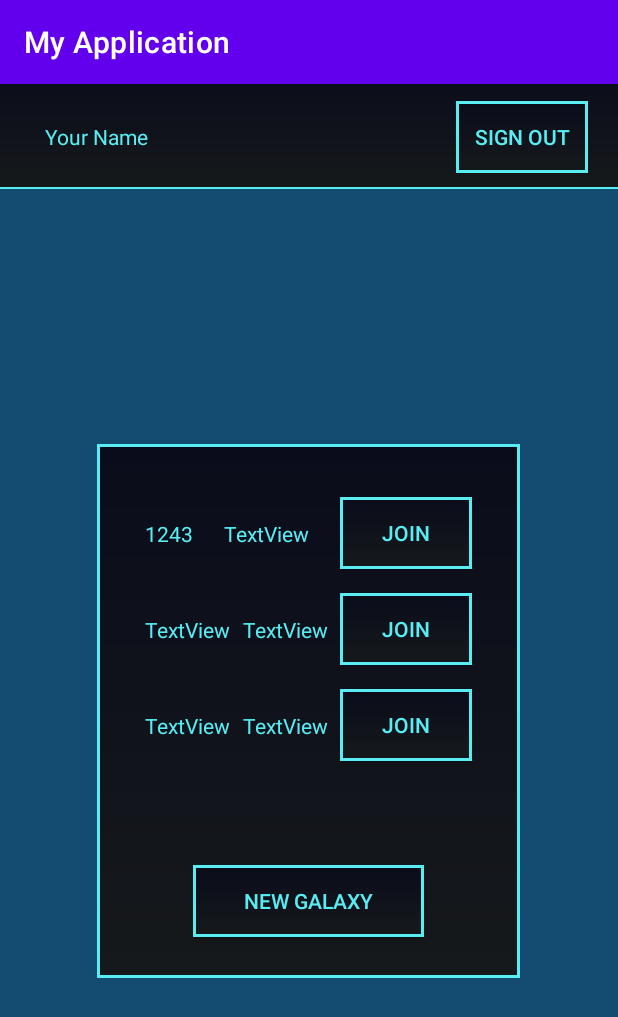
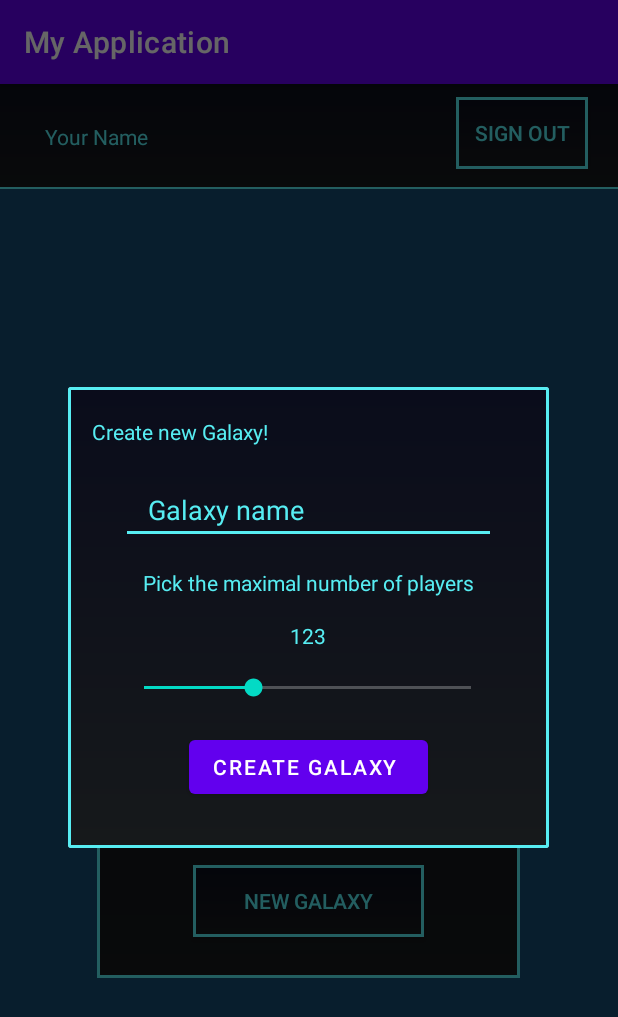
Before and after one commit to Hubert-rgb/android-astral-realms, an Android app: the MenuActivity screen opened directly, with no data from a screen before it, after a tap on "NEW GALAXY", on a phone screen of 412 x 824 dp. Shown: the top 1017 px of the screen. Run offline under Robolectric (Android 15) with nearby library versions, the phone set to English and light mode, and no system bars; our stand-ins replace Volley.

Commit message:
create galaxy dialog appears with working seek bar

```diff
--- a/app/src/main/AndroidManifest.xml
+++ b/app/src/main/AndroidManifest.xml
@@ -1,6 +1,6 @@
 <?xml version="1.0" encoding="utf-8"?>
 <manifest xmlns:android="http://schemas.android.com/apk/res/android"
-    xmlns:tools="http://schemas.android.com/tools" >
+    xmlns:tools="http://schemas.android.com/tools">
     <!-- Include required permissions for Google Mobile Ads to run. -->
     <uses-permission android:name="android.permission.INTERNET" />
     <uses-permission android:name="android.permission.ACCESS_NETWORK_STATE" /> <!-- permissions for INTERNET -->
@@ -14,7 +14,7 @@
         android:label="@string/app_name"
         android:supportsRtl="true"
         android:theme="@style/Theme.MyApplication"
-        tools:targetApi="31" >
+        tools:targetApi="31">
         <activity
             android:name=".MenuActivity"
             android:exported="false" />
@@ -35,7 +35,7 @@
             android:name=".MainActivity"
             android:exported="true"
             android:label="@string/app_name"
-            android:theme="@style/Theme.MyApplication.NoActionBar" >
+            android:theme="@style/Theme.MyApplication.NoActionBar">
             <intent-filter>
                 <action android:name="android.intent.action.MAIN" />
 
--- a/app/src/main/java/com/example/myapplication/MenuActivity.java
+++ b/app/src/main/java/com/example/myapplication/MenuActivity.java
@@ -4,11 +4,15 @@ import androidx.annotation.NonNull;
 import androidx.appcompat.app.AppCompatActivity;
 
 import android.annotation.SuppressLint;
+import android.app.Dialog;
+import android.content.DialogInterface;
 import android.content.Intent;
 import android.os.Bundle;
 import android.view.View;
+import android.view.ViewGroup;
 import android.widget.Button;
 import android.widget.LinearLayout;
+import android.widget.SeekBar;
 import android.widget.TextView;
 import android.widget.Toast;
 
@@ -28,15 +32,9 @@ import com.google.android.gms.tasks.Task;
 
 import org.json.JSONArray;
 import org.json.JSONException;
-import org.json.JSONObject;
-import org.w3c.dom.Text;
 
-import java.io.DataInput;
-import java.io.IOException;
 import java.util.ArrayList;
 import java.util.List;
-
-import kotlin.jvm.internal.TypeReference;
 
 public class MenuActivity extends AppCompatActivity {
 
@@ -57,8 +55,8 @@ public class MenuActivity extends AppCompatActivity {
         googleSignInOptions = new GoogleSignInOptions.Builder(GoogleSignInOptions.DEFAULT_SIGN_IN).requestEmail().build();
         googleSignInClient = GoogleSignIn.getClient(this, googleSignInOptions);
 
-        signOutButton = findViewById(R.id.signOutButton);
-        nameTextView = findViewById(R.id.nameTextView);
+        signOutButton = findViewById(R.id.signOutButtonMenu);
+        nameTextView = findViewById(R.id.nameTextViewMenu);
 
         GoogleSignInAccount account = GoogleSignIn.getLastSignedInAccount(this);
         if (account != null){
@@ -142,11 +140,55 @@ public class MenuActivity extends AppCompatActivity {
         newGalaxyButton.setOnClickListener(new View.OnClickListener() {
             @Override
             public void onClick(View view) {
-                createGalaxy("1243");
+
+                showDialogue();
+
+
+
+                createGalaxy("1243 gal", 1, 8, 2);
             }
         });
-        createGalaxy("556");
+
+        createGalaxy("2137 galaxy", 2, 5, 2137);
     }
+    void showDialogue(){
+        /** how to relate to inflated view??? */
+        Dialog dialog = new Dialog(this);
+        View createGalaxyPopUp = getLayoutInflater().inflate(R.layout.popup, null);
+        createGalaxyPopUp.setTag(1);
+        createGalaxyPopUp.setId(R.id.popup);
+
+        dialog.setContentView(createGalaxyPopUp);
+        dialog.setOnShowListener(new DialogInterface.OnShowListener() {
+            @Override
+            public void onShow(DialogInterface dialogInterface) {
+                View popupView = dialog.findViewById(R.id.popup);
+                TextView playerNumberFromSeekBarView = popupView.findViewById(R.id.playerNumberFromSeekBarView);
+                playerNumberFromSeekBarView.setText("123");
+                SeekBar numberSelectorBar = popupView.findViewById(R.id.seekBar);
+
+                numberSelectorBar.setOnSeekBarChangeListener(new SeekBar.OnSeekBarChangeListener() {
+                    @Override
+                    public void onProgressChanged(SeekBar seekBar, int progress, boolean b) {
+                        playerNumberFromSeekBarView.setText(String.valueOf(progress));
+                    }
+
+                    @Override
+                    public void onStartTrackingTouch(SeekBar seekBar) {
+
+                    }
+
+                    @Override
+                    public void onStopTrackingTouch(SeekBar seekBar) {
+
+                    }
+                });
+            }
+        });
+        dialog.create();
+        dialog.show();
+    }
+
     void signOut(){
         googleSignInClient.signOut().addOnCompleteListener(new OnCompleteListener<Void>() {
             @Override
@@ -156,16 +198,22 @@ public class MenuActivity extends AppCompatActivity {
             }
         });
     }
-    void createGalaxy(String text){
+    void createGalaxy(String galaxyName, int playerNumber, int maximalPlayerNumber, int galaxyId){
+
         LinearLayout layout = findViewById(R.id.galaxyTable);
-        View galaxyTableElement = getLayoutInflater().inflate(R.layout.galaxy_table_element, null);
+
+        ViewGroup galaxyTableElement = (ViewGroup) getLayoutInflater().inflate(R.layout.galaxy_table_element, null);
+
+        galaxyTableElement.setId(galaxyId);
+
+        TextView galaxyNameView = (TextView) galaxyTableElement.getChildAt(0);
+        TextView playerNumberView = (TextView) galaxyTableElement.getChildAt(1);
+
+        galaxyNameView.setText(galaxyName);
+        String playerNumberString = playerNumber + "/" + maximalPlayerNumber;
+        playerNumberView.setText(playerNumberString);
 
         layout.addView(galaxyTableElement);
-
-        TextView galaxyNameView = findViewById(R.id.galaxyNameView);
-        TextView playerNumberView = findViewById(R.id.playerNumberView);
-
-        galaxyNameView.setText(text);
     }
     public void displayGalaxies() {
 //        //List<Galaxy> galaxyList = getGalaxiesRequest();
--- a/app/src/main/res/layout/activity_menu.xml
+++ b/app/src/main/res/layout/activity_menu.xml
@@ -2,48 +2,12 @@
 <androidx.constraintlayout.widget.ConstraintLayout xmlns:android="http://schemas.android.com/apk/res/android"
     xmlns:app="http://schemas.android.com/apk/res-auto"
     xmlns:tools="http://schemas.android.com/tools"
+    android:id="@+id/constraint1"
     android:layout_width="match_parent"
     android:layout_height="match_parent">
 
-    <androidx.appcompat.widget.Toolbar
-        android:id="@+id/toolbar"
-        android:layout_width="468dp"
-        android:layout_height="80dp"
-        android:layout_marginTop="-10dp"
-        android:background="@drawable/vector_clip_path"
-        android:minHeight="?attr/actionBarSize"
-        android:theme="?attr/actionBarTheme"
-        app:layout_constraintEnd_toEndOf="parent"
-        app:layout_constraintHorizontal_bias="0.508"
-        app:layout_constraintStart_toStartOf="parent"
-        app:layout_constraintTop_toTopOf="parent" />
-
-    <androidx.appcompat.widget.AppCompatButton
-        android:id="@+id/signOutButton"
-        android:layout_width="wrap_content"
-        android:layout_height="wrap_content"
-        android:layout_marginEnd="20dp"
-        android:text="Sign Out"
-        android:textSize="14sp"
-        app:layout_constraintBottom_toTopOf="@+id/constraintLayout3"
-        app:layout_constraintEnd_toEndOf="parent"
-        app:layout_constraintTop_toTopOf="parent" />
-
-    <TextView
-        android:id="@+id/nameTextView"
-        android:layout_width="wrap_content"
-        android:layout_height="wrap_content"
-        android:layout_marginStart="30dp"
-        android:layout_marginTop="10dp"
-        android:layout_marginBottom="10dp"
-        android:text="Your Name"
-        android:textColor="@color/text_and_border_blue"
-        app:layout_constraintBottom_toTopOf="@+id/constraintLayout3"
-        app:layout_constraintStart_toStartOf="parent"
-        app:layout_constraintTop_toTopOf="parent" />
-
     <androidx.constraintlayout.widget.ConstraintLayout
-        android:id="@+id/constraintLayout3"
+        android:id="@+id/activity_menu_content"
         android:layout_width="0dp"
         android:layout_height="0dp"
         android:background="#144c71"
@@ -51,8 +15,7 @@
         app:layout_constraintEnd_toEndOf="parent"
         app:layout_constraintHorizontal_bias="0.0"
         app:layout_constraintStart_toStartOf="parent"
-        app:layout_constraintTop_toBottomOf="@+id/toolbar"
-        app:layout_constraintVertical_bias="1.0">
+        app:layout_constraintTop_toBottomOf="@+id/constraintLayout6">
 
         <androidx.constraintlayout.widget.ConstraintLayout
             android:id="@+id/constraintLayout4"
@@ -100,4 +63,43 @@
         </androidx.constraintlayout.widget.ConstraintLayout>
     </androidx.constraintlayout.widget.ConstraintLayout>
 
+    <androidx.constraintlayout.widget.ConstraintLayout
+        android:id="@+id/constraintLayout6"
+        android:layout_width="wrap_content"
+        android:layout_height="wrap_content">
+
+        <androidx.appcompat.widget.Toolbar
+            android:id="@+id/toolbar2"
+            style="@style/Toolbar"
+            android:layout_width="468dp"
+            android:layout_height="80dp"
+            app:layout_constraintEnd_toEndOf="parent"
+            app:layout_constraintHorizontal_bias="0.508"
+            app:layout_constraintStart_toStartOf="parent"
+            app:layout_constraintTop_toTopOf="parent" />
+
+        <androidx.appcompat.widget.AppCompatButton
+            android:id="@+id/signOutButtonMenu"
+            android:layout_width="wrap_content"
+            android:layout_height="wrap_content"
+            android:layout_marginEnd="20dp"
+            android:text="Sign Out"
+            android:textSize="14sp"
+            app:layout_constraintBottom_toBottomOf="@+id/toolbar2"
+            app:layout_constraintEnd_toEndOf="parent"
+            app:layout_constraintTop_toTopOf="@id/toolbar2"
+            app:layout_constraintVertical_bias="0.593" />
+
+        <TextView
+            android:id="@+id/nameTextViewMenu"
+            android:layout_width="wrap_content"
+            android:layout_height="wrap_content"
+            android:layout_marginStart="30dp"
+            android:text="Your Name"
+            android:textColor="@color/text_and_border_blue"
+            app:layout_constraintBottom_toBottomOf="@+id/toolbar2"
+            app:layout_constraintStart_toStartOf="parent"
+            app:layout_constraintTop_toTopOf="parent" />
+    </androidx.constraintlayout.widget.ConstraintLayout>
+
 </androidx.constraintlayout.widget.ConstraintLayout>
--- /dev/null
+++ b/app/src/main/res/layout/activity_menu_create_galaxy.xml
@@ -0,0 +1,9 @@
+<?xml version="1.0" encoding="utf-8"?>
+<androidx.constraintlayout.widget.ConstraintLayout xmlns:android="http://schemas.android.com/apk/res/android"
+    xmlns:app="http://schemas.android.com/apk/res-auto"
+    xmlns:tools="http://schemas.android.com/tools"
+    android:layout_width="match_parent"
+    android:layout_height="match_parent"
+    tools:context=".MenuCreateGalaxyActivity">
+
+</androidx.constraintlayout.widget.ConstraintLayout>
--- /dev/null
+++ b/app/src/main/res/layout/popup.xml
@@ -0,0 +1,85 @@
+<?xml version="1.0" encoding="utf-8"?>
+<androidx.constraintlayout.widget.ConstraintLayout xmlns:android="http://schemas.android.com/apk/res/android"
+    xmlns:app="http://schemas.android.com/apk/res-auto"
+    xmlns:tools="http://schemas.android.com/tools"
+    android:id="@+id/popup"
+    android:layout_width="wrap_content"
+    android:layout_height="wrap_content"
+    android:background="@drawable/vector_clip_path">
+
+    <TextView
+        android:id="@+id/textView4"
+        android:layout_width="wrap_content"
+        android:layout_height="wrap_content"
+        android:layout_marginStart="16dp"
+        android:layout_marginTop="20dp"
+        android:text="Create new Galaxy!"
+        app:layout_constraintStart_toStartOf="parent"
+        app:layout_constraintTop_toTopOf="parent" />
+
+    <EditText
+        android:id="@+id/textView5"
+        android:layout_width="250dp"
+        android:layout_height="wrap_content"
+        android:layout_marginTop="20dp"
+        android:backgroundTint="@color/text_and_border_blue"
+        android:hint="   Galaxy name   "
+        android:inputType="textShortMessage"
+        android:lines="1"
+        android:textColor="@color/text_and_border_blue"
+        android:textColorHint="@color/text_and_border_blue"
+        app:layout_constraintEnd_toEndOf="parent"
+        app:layout_constraintStart_toStartOf="parent"
+        app:layout_constraintTop_toBottomOf="@+id/textView4" />
+
+    <TextView
+        android:id="@+id/textView6"
+        android:layout_width="wrap_content"
+        android:layout_height="wrap_content"
+        android:layout_marginStart="50dp"
+        android:layout_marginTop="16dp"
+        android:layout_marginEnd="50dp"
+        android:text="Pick the maximal number of players"
+        app:layout_constraintEnd_toEndOf="parent"
+        app:layout_constraintStart_toStartOf="parent"
+        app:layout_constraintTop_toBottomOf="@+id/textView5" />
+
+    <Button
+        android:id="@+id/button"
+        android:layout_width="wrap_content"
+        android:layout_height="wrap_content"
+        android:layout_marginTop="20dp"
+        android:layout_marginBottom="30dp"
+        android:text="Create galaxy
+"
+        app:layout_constraintBottom_toBottomOf="parent"
+        app:layout_constraintEnd_toEndOf="parent"
+        app:layout_constraintStart_toStartOf="parent"
+        app:layout_constraintTop_toBottomOf="@+id/seekBar" />
+
+    <SeekBar
+        android:id="@+id/seekBar"
+        android:layout_width="250dp"
+        android:layout_height="wrap_content"
+        android:layout_marginTop="16dp"
+        android:max="8"
+        android:min="2"
+        android:progress="4"
+        android:progressBackgroundTint="@color/white"
+        app:layout_constraintEnd_toEndOf="parent"
+        app:layout_constraintHorizontal_bias="0.494"
+        app:layout_constraintStart_toStartOf="parent"
+        app:layout_constraintTop_toBottomOf="@+id/playerNumberFromSeekBarView" />
+
+    <TextView
+        android:id="@+id/playerNumberFromSeekBarView"
+        android:layout_width="wrap_content"
+        android:layout_height="wrap_content"
+        android:layout_marginTop="16dp"
+        android:text="4"
+        app:layout_constraintEnd_toEndOf="parent"
+        app:layout_constraintHorizontal_bias="0.498"
+        app:layout_constraintStart_toStartOf="parent"
+        app:layout_constraintTop_toBottomOf="@+id/textView6" />
+
+</androidx.constraintlayout.widget.ConstraintLayout>
--- /dev/null
+++ b/app/src/main/res/layout/toolbar.xml
@@ -0,0 +1,40 @@
+<?xml version="1.0" encoding="utf-8"?>
+<androidx.constraintlayout.widget.ConstraintLayout xmlns:android="http://schemas.android.com/apk/res/android"
+    xmlns:app="http://schemas.android.com/apk/res-auto"
+    xmlns:tools="http://schemas.android.com/tools"
+    android:layout_width="wrap_content"
+    android:layout_height="wrap_content">
+
+    <androidx.appcompat.widget.Toolbar
+        android:id="@+id/toolbar2"
+        style="@style/Toolbar"
+        android:layout_width="468dp"
+        android:layout_height="80dp"
+        app:layout_constraintEnd_toEndOf="parent"
+        app:layout_constraintHorizontal_bias="0.508"
+        app:layout_constraintStart_toStartOf="parent"
+        app:layout_constraintTop_toTopOf="parent" />
+
+    <androidx.appcompat.widget.AppCompatButton
+        android:id="@+id/signOutButtonMenu"
+        android:layout_width="wrap_content"
+        android:layout_height="wrap_content"
+        android:layout_marginEnd="20dp"
+        android:text="Sign Out"
+        android:textSize="14sp"
+        app:layout_constraintBottom_toBottomOf="@+id/toolbar2"
+        app:layout_constraintEnd_toEndOf="parent"
+        app:layout_constraintTop_toTopOf="@id/toolbar2"
+        app:layout_constraintVertical_bias="0.593" />
+
+    <TextView
+        android:id="@+id/nameTextViewMenu"
+        android:layout_width="wrap_content"
+        android:layout_height="wrap_content"
+        android:layout_marginStart="30dp"
+        android:text="Your Name"
+        android:textColor="@color/text_and_border_blue"
+        app:layout_constraintBottom_toBottomOf="@+id/toolbar2"
+        app:layout_constraintStart_toStartOf="parent"
+        app:layout_constraintTop_toTopOf="parent" />
+</androidx.constraintlayout.widget.ConstraintLayout>
--- /dev/null
+++ b/app/src/main/res/values/ids.xml
@@ -0,0 +1,4 @@
+<?xml version="1.0" encoding="utf-8"?>
+<resources>
+    <item name="create_galaxy_pop_up" type="id" />
+</resources>
--- /dev/null
+++ b/app/src/main/res/values/styles.xml
@@ -0,0 +1,12 @@
+<?xml version="1.0" encoding="utf-8"?>
+<resources>
+
+    <style name="Toolbar">
+        <item name="android:layout_width">468dp</item>
+        <item name="android:layout_height">80dp</item>
+        <item name="android:layout_marginTop">-10dp</item>
+        <item name="android:background">@drawable/vector_clip_path</item>
+        <item name="android:minHeight">?attr/actionBarSize</item>
+        <item name="android:theme">?attr/actionBarTheme</item>
+    </style>
+</resources>
```
